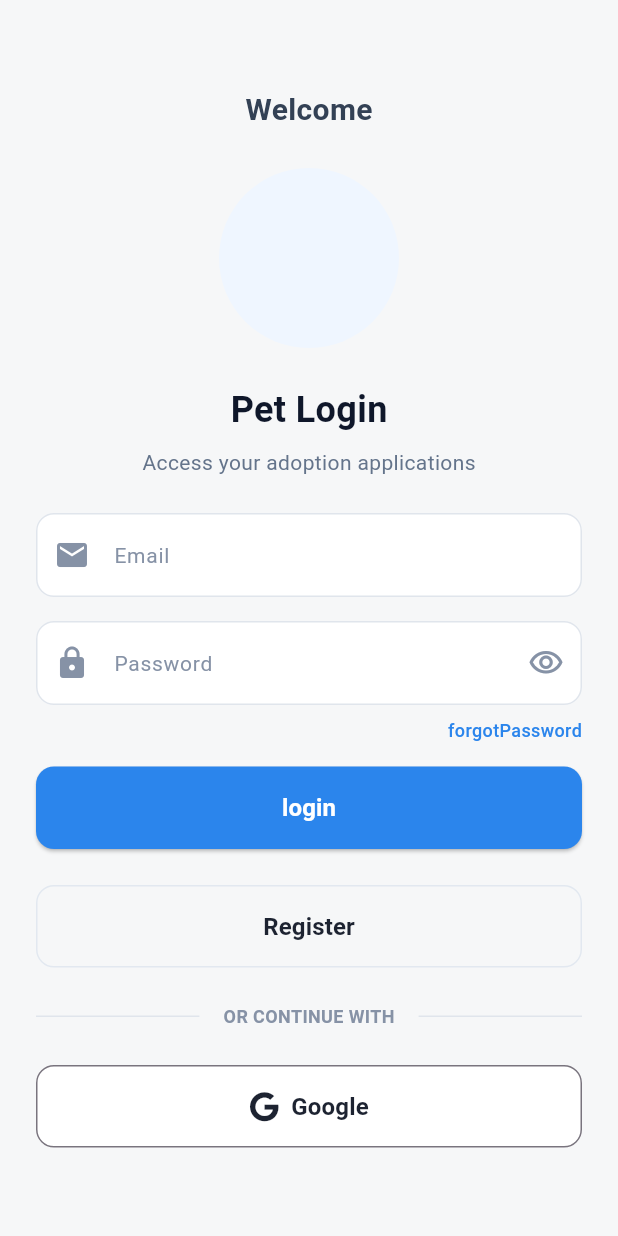
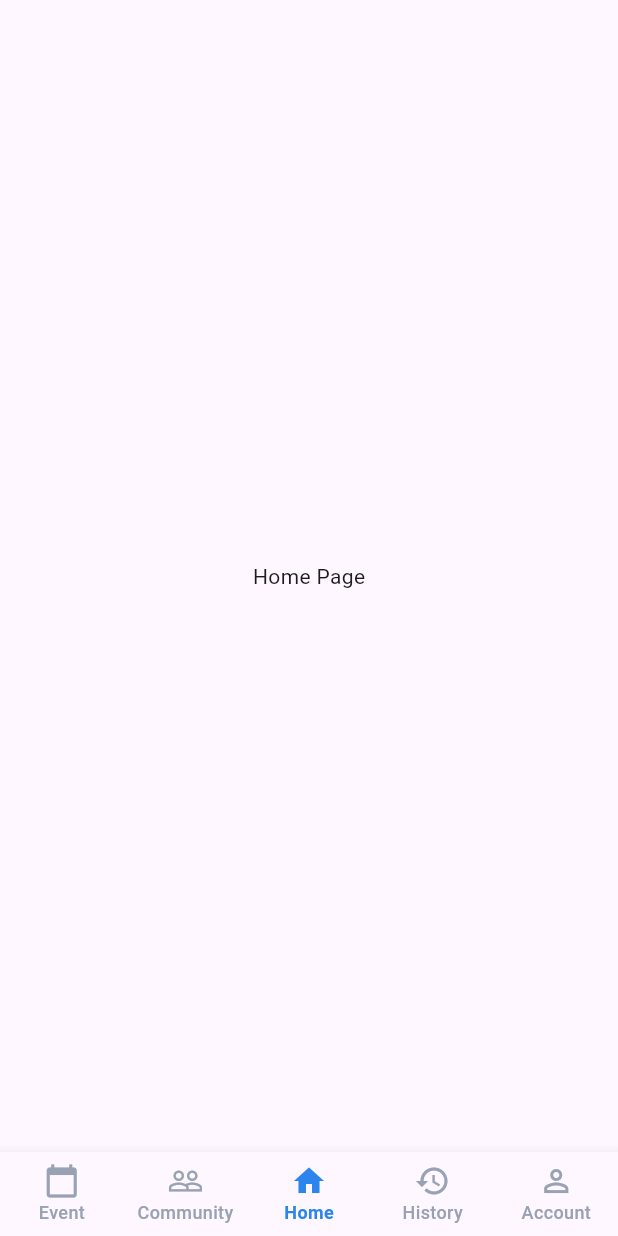
Before and after one commit to AlexHong04/pawhub, a Flutter app: the screen it shows after launch, on a phone screen of 412 x 824 dp. Run offline on Flutter 3.47's test engine with Material 3 defaults, Android fonts, the phone set to English and light mode, and no system bars; our stand-ins replace font_awesome_flutter, supabase_flutter; accounts and stored records are empty.

Commit message:
add on user and staff bottom bar

```diff
--- a/lib/app.dart
+++ b/lib/app.dart
@@ -1,7 +1,9 @@
 import 'package:flutter/material.dart';
 import 'module/auth/auth_routes.dart';
 import 'module/auth/auth_service.dart';
-import 'module/home/admin_routes.dart';
+import 'module/home/home_routes.dart';
+import 'module/home/staff_layout.dart';
+import 'module/home/user_layout.dart';
 
 final GlobalKey<NavigatorState> navigatorKey = GlobalKey<NavigatorState>();
 
@@ -20,7 +22,7 @@ class _MyAppState extends State<MyApp> {
     AuthService.listenToAuthChanges(() {
       navigatorKey.currentState?.pushNamedAndRemoveUntil(
         AuthRoutes.login,
-            (route) => false,
+        (route) => false,
       );
     });
   }
@@ -31,9 +33,14 @@ class _MyAppState extends State<MyApp> {
       title: "Flutter Authentication",
       debugShowCheckedModeBanner: false,
 
-      initialRoute: AuthRoutes.login,
+      initialRoute: '/user_layout',
 
-      routes: {...AuthRoutes.routes, ...HomeRoutes.routes},
+      routes: {
+        ...AuthRoutes.routes,
+        ...HomeRoutes.routes,
+        '/user_layout': (context) => const UserLayout(),
+        '/staff_layout': (context) => const StaffLayout(),
+      },
     );
   }
 }
--- a/lib/module/home/admin_home_page.dart
+++ b/lib/module/home/admin_home_page.dart
@@ -2,6 +2,8 @@ import 'package:flutter/cupertino.dart';
 import 'package:flutter/material.dart';
 
 class AdminHomePage extends StatelessWidget {
+  const AdminHomePage({super.key});
+
   @override
   Widget build(BuildContext context) {
     return Scaffold(
--- a/lib/module/home/admin_routes.dart
+++ b/lib/module/home/home_routes.dart
@@ -2,9 +2,9 @@ import 'admin_home_page.dart';
 
 
 class HomeRoutes {
-  static const home = '/home';
+  static const adminHome = '/AdminHome';
 
   static final routes = {
-    home: (context) => AdminHomePage(),
+    adminHome: (context) => AdminHomePage(),
   };
 }
--- /dev/null
+++ b/lib/module/home/staff_layout.dart
@@ -0,0 +1,60 @@
+import 'package:flutter/material.dart';
+
+import '../../core/constants/colors.dart';
+import 'admin_home_page.dart';
+
+class StaffLayout extends StatefulWidget {
+  const StaffLayout({super.key});
+
+  @override
+  State<StaffLayout> createState() => StaffLayoutState();
+}
+
+class StaffLayoutState extends State<StaffLayout> {
+  // Set default index to 2 (Home Tab)
+  int _selectedIndex = 2;
+
+  // List of all the screens for each tab
+  // Make sure the order matches your BottomNavigationBarItems!
+  final List<Widget> _pages = [
+    const Center(child: Text("Event Page")),
+    const Center(child: Text("Community Page")),
+    const AdminHomePage(),
+    const Center(child: Text("Pet Page")),
+    const Center(child: Text("Adoption Page")),
+    const Center(child: Text("Account Page")),
+  ];
+
+  @override
+  Widget build(BuildContext context) {
+    return Scaffold(
+      // IndexedStack keeps the state of your pages alive even when you switch tabs!
+      body: IndexedStack(
+        index: _selectedIndex,
+        children: _pages,
+      ),
+      bottomNavigationBar: BottomNavigationBar(
+        currentIndex: _selectedIndex,
+        type: BottomNavigationBarType.fixed,
+        selectedItemColor: AppColors.primary,
+        unselectedItemColor: AppColors.iconColor,
+        selectedLabelStyle: const TextStyle(fontWeight: FontWeight.w600, fontSize: 12),
+        unselectedLabelStyle: const TextStyle(fontWeight: FontWeight.w500, fontSize: 12),
+        onTap: (index) {
+          setState(() {
+            _selectedIndex = index;
+          });
+        },
+        items: const [
+          BottomNavigationBarItem(icon: Icon(Icons.calendar_today), label: "Event"),
+          BottomNavigationBarItem(icon: Icon(Icons.people_outline), label: "Community"),
+          BottomNavigationBarItem(icon: Icon(Icons.home_outlined), activeIcon: Icon(Icons.home), label: "Home"),
+          // BottomNavigationBarItem(icon: Icon(Icons.history), label: "History"),
+          BottomNavigationBarItem(icon: Icon(Icons.pets_outlined), activeIcon: Icon(Icons.pets), label: "Pet"),
+          BottomNavigationBarItem(icon: Icon(Icons.badge_outlined), activeIcon: Icon(Icons.badge), label: "Adoption"),
+          BottomNavigationBarItem(icon: Icon(Icons.person_outline), activeIcon: Icon(Icons.person), label: "Account"),
+        ],
+      ),
+    );
+  }
+}
--- /dev/null
+++ b/lib/module/home/user_layout.dart
@@ -0,0 +1,74 @@
+import 'package:flutter/material.dart';
+import 'package:pawhub/module/Profile/profile_page.dart';
+
+import '../../core/constants/colors.dart';
+
+class UserLayout extends StatefulWidget {
+  const UserLayout({super.key});
+
+  @override
+  State<UserLayout> createState() => UserLayoutState();
+}
+
+class UserLayoutState extends State<UserLayout> {
+  // Set default index to 2 (Home Tab)
+  int _selectedIndex = 2;
+
+  // List of all the screens for each tab
+  // Make sure the order matches your BottomNavigationBarItems!
+  final List<Widget> _pages = [
+    const Center(child: Text("Event Page")),
+    const Center(child: Text("Community Page")),
+    const Center(child: Text("Home Page")),
+    const Center(child: Text("History Page")),
+    const ProfilePage(),
+  ];
+
+  @override
+  Widget build(BuildContext context) {
+    return Scaffold(
+      // IndexedStack keeps the state of your pages alive even when you switch tabs!
+      body: IndexedStack(index: _selectedIndex, children: _pages),
+      bottomNavigationBar: BottomNavigationBar(
+        currentIndex: _selectedIndex,
+        type: BottomNavigationBarType.fixed,
+        selectedItemColor: AppColors.primary,
+        unselectedItemColor: AppColors.iconColor,
+        selectedLabelStyle: const TextStyle(
+          fontWeight: FontWeight.w600,
+          fontSize: 12,
+        ),
+        unselectedLabelStyle: const TextStyle(
+          fontWeight: FontWeight.w500,
+          fontSize: 12,
+        ),
+        onTap: (index) {
+          setState(() {
+            _selectedIndex = index;
+          });
+        },
+        items: const [
+          BottomNavigationBarItem(
+            icon: Icon(Icons.calendar_today),
+            label: "Event",
+          ),
+          BottomNavigationBarItem(
+            icon: Icon(Icons.people_outline),
+            label: "Community",
+          ),
+          BottomNavigationBarItem(
+            icon: Icon(Icons.home_outlined),
+            activeIcon: Icon(Icons.home),
+            label: "Home",
+          ),
+          BottomNavigationBarItem(icon: Icon(Icons.history), label: "History"),
+          BottomNavigationBarItem(
+            icon: Icon(Icons.person_outline),
+            activeIcon: Icon(Icons.person),
+            label: "Account",
+          ),
+        ],
+      ),
+    );
+  }
+}
```
